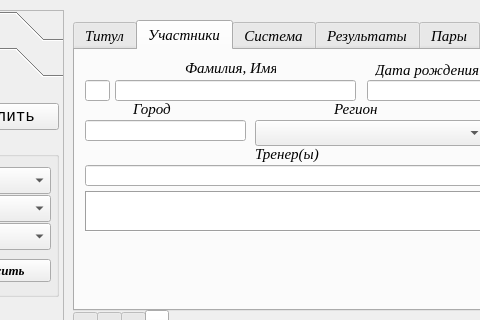
This is UI/main_window.ui in Kaspar0810/Competitions_TT_v5 as Qt 5 draws it before an edit; both pictures show x 187 to 667 and y 0 to 320 of the 1109 by 738 pixel window. The edited form follows.
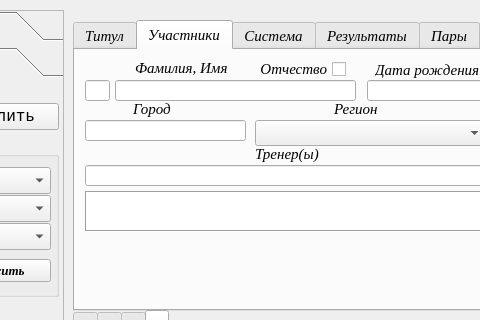
This is the edited form. The open tabs and pages were chosen to show the change. Icons and pictures are not drawn.

Commit message: начал добавлять форму отчество

The edit to the form file:
```diff
--- a/UI/main_window.ui
+++ b/UI/main_window.ui
@@ -875,9 +875,9 @@
      <widget class="QLabel" name="label">
       <property name="geometry">
        <rect>
-        <x>110</x>
+        <x>60</x>
         <y>10</y>
-        <width>91</width>
+        <width>101</width>
         <height>16</height>
        </rect>
       </property>
@@ -1111,6 +1111,25 @@
        </rect>
       </property>
      </widget>
+     <widget class="QCheckBox" name="checkBox_otchestvo">
+      <property name="geometry">
+       <rect>
+        <x>160</x>
+        <y>9</y>
+        <width>111</width>
+        <height>20</height>
+       </rect>
+      </property>
+      <property name="layoutDirection">
+       <enum>Qt::RightToLeft</enum>
+      </property>
+      <property name="text">
+       <string>Отчество</string>
+      </property>
+      <property name="tristate">
+       <bool>false</bool>
+      </property>
+     </widget>
     </widget>
     <widget class="QWidget" name="tab_2">
      <attribute name="title">
```
Left out of the diff: 4 changed lines with no effect on the pictures. The commit also changes 3 other files.
